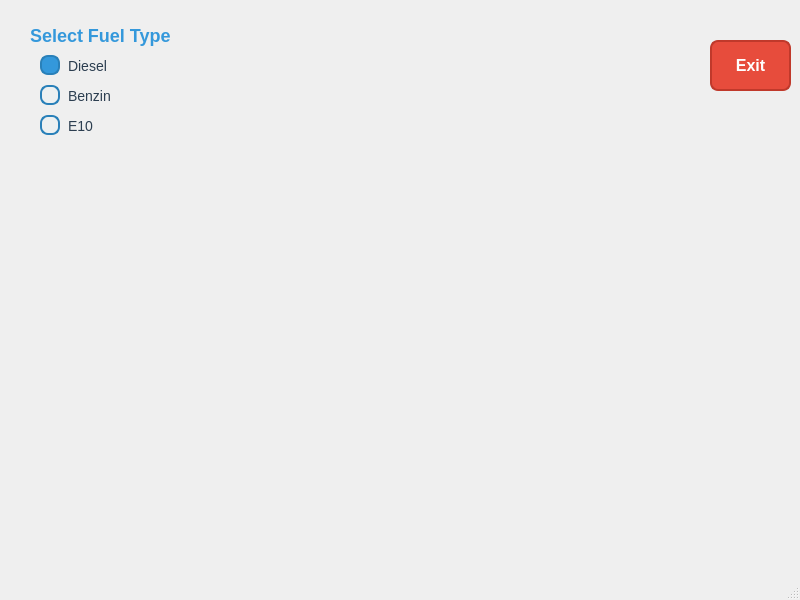
Thrillerninja/ASWE-Projekt, file frontend/ui_templates/main_window.ui: the form before one commit.
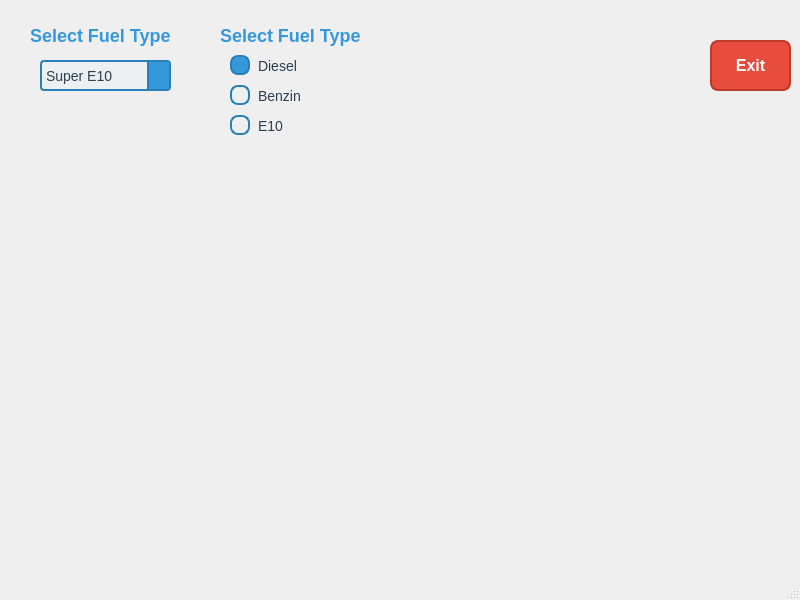
The form after the commit. Icons and pictures are not drawn.

Patch:
```diff
--- a/frontend/ui_templates/main_window.ui
+++ b/frontend/ui_templates/main_window.ui
@@ -72,15 +72,12 @@
      <string>Exit</string>
     </property>
    </widget>
-   <widget class="QRadioButton" name="rb_diesel">
-    <property name="enabled">
-     <bool>true</bool>
-    </property>
+   <widget class="QLabel" name="lb_select_fuel_type">
     <property name="geometry">
      <rect>
-      <x>40</x>
-      <y>50</y>
-      <width>121</width>
+      <x>20</x>
+      <y>20</y>
+      <width>161</width>
       <height>31</height>
      </rect>
     </property>
@@ -88,51 +85,102 @@
      <cursorShape>PointingHandCursor</cursorShape>
     </property>
     <property name="styleSheet">
-     <string notr="true">/* General Radio Button Style */
-QRadioButton {
-    spacing: 8px;                /* Space between the radio button and its label */
-    font-size: 14px;             /* Font size for the label */
-    color: #2c3e50;              /* Label text color */
+     <string notr="true">/* General Label Style */
+QLabel {
+    font-size: 18px;             /* Base font size for regular labels */
+    font-weight: bold;          /* Bold text for emphasis */
+    color: #3498db; ;              /* Dark grey text color */
+    padding: 4px;               /* Padding around the text */
+    border: 1px solid transparent; /* Optional border for spacing */
 }
 
-/* Radio Button Indicator (the circle) */
-QRadioButton::indicator {
-    width: 16px;                 /* Size of the indicator */
-    height: 16px;
-    border-radius: 8px;          /* Makes the indicator perfectly circular */
-    border: 2px solid #2980b9;   /* Blue border for the indicator */
-    background-color: #ecf0f1;   /* Light grey background when unchecked */
+/* Prominent Headline Style */
+QLabel.headline {
+    font-size: 24px;            /* Larger font size for prominent headlines */
+    font-weight: bold;          /* Bold text for emphasis */
+    color: #3498db;             /* Distinct blue color for headlines */
+    padding: 8px;               /* Increased padding for a more spacious look */
+    border: none;               /* No border for a cleaner look */
+    background-color: #f0f8ff;  /* Light blue background to make the headline stand out */
+    border-radius: 4px;         /* Slightly rounded corners for a modern appearance */
+    margin-bottom: 12px;        /* Space below the headline to separate from other elements */
 }
 
-/* Checked State */
-QRadioButton::indicator:checked {
-    background-color: #3498db;   /* Blue background when checked */
-    border: 2px solid #2980b9;   /* Darker blue border when checked */
+/* Subheadline Style */
+QLabel.subheadline {
+    font-size: 18px;            /* Slightly smaller than headlines */
+    font-weight: bold;          /* Bold text for emphasis */
+    color: #2c3e50;             /* Dark grey color for subheadlines */
+    padding: 6px;               /* Padding around the text */
+    border: none;               /* No border for a cleaner look */
+    margin-bottom: 8px;         /* Space below the subheadline */
 }
 
-/* Disabled State */
-QRadioButton::indicator:disabled {
-    background-color: #ecf0f1;   /* Light grey background when disabled */
-    border: 2px solid #95a5a6;   /* Grey border when disabled */
+/* Disabled Label Style */
+QLabel:disabled {
+    color: #7f8c8d;             /* Grey text color for disabled state */
 }
-
-/* Checked and Disabled State */
-QRadioButton::indicator:checked:disabled {
-    background-color: #95a5a6;   /* Darker grey background when checked and disabled */
-    border: 2px solid #7f8c8d;   /* Even darker grey border when checked and disabled */
-}</string>
+</string>
     </property>
     <property name="text">
-     <string>Diesel</string>
+     <string>Select Fuel Type</string>
     </property>
-    <property name="checked">
-     <bool>true</bool>
+   </widget>
+   <widget class="QLabel" name="lb_">
+    <property name="geometry">
+     <rect>
+      <x>210</x>
+      <y>20</y>
+      <width>161</width>
+      <height>31</height>
+     </rect>
     </property>
+    <property name="styleSheet">
+     <string notr="true">/* General Label Style */
+QLabel {
+    font-size: 18px;             /* Base font size for regular labels */
+    font-weight: bold;          /* Bold text for emphasis */
+    color: #3498db; ;              /* Dark grey text color */
+    padding: 4px;               /* Padding around the text */
+    border: 1px solid transparent; /* Optional border for spacing */
+}
+
+/* Prominent Headline Style */
+QLabel.headline {
+    font-size: 24px;            /* Larger font size for prominent headlines */
+    font-weight: bold;          /* Bold text for emphasis */
+    color: #3498db;             /* Distinct blue color for headlines */
+    padding: 8px;               /* Increased padding for a more spacious look */
+    border: none;               /* No border for a cleaner look */
+    background-color: #f0f8ff;  /* Light blue background to make the headline stand out */
+    border-radius: 4px;         /* Slightly rounded corners for a modern appearance */
+    margin-bottom: 12px;        /* Space below the headline to separate from other elements */
+}
+
+/* Subheadline Style */
+QLabel.subheadline {
+    font-size: 18px;            /* Slightly smaller than headlines */
+    font-weight: bold;          /* Bold text for emphasis */
+    color: #2c3e50;             /* Dark grey color for subheadlines */
+    padding: 6px;               /* Padding around the text */
+    border: none;               /* No border for a cleaner look */
+    margin-bottom: 8px;         /* Space below the subheadline */
+}
+
+/* Disabled Label Style */
+QLabel:disabled {
+    color: #7f8c8d;             /* Grey text color for disabled state */
+}
+</string>
+    </property>
+    <property name="text">
+     <string>Select Fuel Type</string>
+    </property>
    </widget>
    <widget class="QRadioButton" name="rb_e10">
     <property name="geometry">
      <rect>
-      <x>40</x>
+      <x>230</x>
       <y>110</y>
       <width>121</width>
       <height>31</height>
@@ -186,7 +234,64 @@
     </property>
     <property name="geometry">
      <rect>
-      <x>40</x>
+      <x>230</x>
+      <y>50</y>
+      <width>121</width>
+      <height>31</height>
+     </rect>
+    </property>
+    <property name="cursor">
+     <cursorShape>PointingHandCursor</cursorShape>
+    </property>
+    <property name="styleSheet">
+     <string notr="true">/* General Radio Button Style */
+QRadioButton {
+    spacing: 8px;                /* Space between the radio button and its label */
+    font-size: 14px;             /* Font size for the label */
+    color: #2c3e50;              /* Label text color */
+}
+
+/* Radio Button Indicator (the circle) */
+QRadioButton::indicator {
+    width: 16px;                 /* Size of the indicator */
+    height: 16px;
+    border-radius: 8px;          /* Makes the indicator perfectly circular */
+    border: 2px solid #2980b9;   /* Blue border for the indicator */
+    background-color: #ecf0f1;   /* Light grey background when unchecked */
+}
+
+/* Checked State */
+QRadioButton::indicator:checked {
+    background-color: #3498db;   /* Blue background when checked */
+    border: 2px solid #2980b9;   /* Darker blue border when checked */
+}
+
+/* Disabled State */
+QRadioButton::indicator:disabled {
+    background-color: #ecf0f1;   /* Light grey background when disabled */
+    border: 2px solid #95a5a6;   /* Grey border when disabled */
+}
+
+/* Checked and Disabled State */
+QRadioButton::indicator:checked:disabled {
+    background-color: #95a5a6;   /* Darker grey background when checked and disabled */
+    border: 2px solid #7f8c8d;   /* Even darker grey border when checked and disabled */
+}</string>
+    </property>
+    <property name="text">
+     <string>Diesel</string>
+    </property>
+    <property name="checked">
+     <bool>true</bool>
+    </property>
+   </widget>
+   <widget class="QRadioButton" name="rb_benzin_2">
+    <property name="enabled">
+     <bool>true</bool>
+    </property>
+    <property name="geometry">
+     <rect>
+      <x>230</x>
       <y>80</y>
       <width>121</width>
       <height>31</height>
@@ -237,56 +342,79 @@
      <bool>false</bool>
     </property>
    </widget>
-   <widget class="QLabel" name="lb_select_fuel_type">
+   <widget class="QComboBox" name="cb_fuel_type">
     <property name="geometry">
      <rect>
-      <x>20</x>
-      <y>20</y>
-      <width>161</width>
+      <x>40</x>
+      <y>60</y>
+      <width>131</width>
       <height>31</height>
      </rect>
     </property>
     <property name="styleSheet">
-     <string notr="true">/* General Label Style */
-QLabel {
-    font-size: 18px;             /* Base font size for regular labels */
-    font-weight: bold;          /* Bold text for emphasis */
-    color: #3498db; ;              /* Dark grey text color */
-    padding: 4px;               /* Padding around the text */
-    border: 1px solid transparent; /* Optional border for spacing */
+     <string notr="true">/* General Combo Box Style */
+QComboBox {
+    font-size: 14px;              /* Font size for the text */
+    color: #2c3e50;               /* Text color */
+    padding: 4px;                 /* Padding inside the combo box */
+    border: 2px solid #2980b9;    /* Blue border for the combo box */
+    border-radius: 4px;           /* Rounded corners for the combo box */
+    background-color: #ecf0f1;    /* Light grey background */
 }
 
-/* Prominent Headline Style */
-QLabel.headline {
-    font-size: 24px;            /* Larger font size for prominent headlines */
-    font-weight: bold;          /* Bold text for emphasis */
-    color: #3498db;             /* Distinct blue color for headlines */
-    padding: 8px;               /* Increased padding for a more spacious look */
-    border: none;               /* No border for a cleaner look */
-    background-color: #f0f8ff;  /* Light blue background to make the headline stand out */
-    border-radius: 4px;         /* Slightly rounded corners for a modern appearance */
-    margin-bottom: 12px;        /* Space below the headline to separate from other elements */
+/* Arrow Indicator (the dropdown arrow) */
+QComboBox::drop-down {
+    width: 20px;                  /* Size of the dropdown arrow area */
+    border-left: 2px solid #2980b9;/* Left border to separate the arrow */
+    background-color: #3498db;    /* Blue background for the dropdown arrow */
 }
 
-/* Subheadline Style */
-QLabel.subheadline {
-    font-size: 18px;            /* Slightly smaller than headlines */
-    font-weight: bold;          /* Bold text for emphasis */
-    color: #2c3e50;             /* Dark grey color for subheadlines */
-    padding: 6px;               /* Padding around the text */
-    border: none;               /* No border for a cleaner look */
-    margin-bottom: 8px;         /* Space below the subheadline */
+QComboBox::down-arrow {
+    image: url(/path/to/your/arrow/icon.png);  /* Custom arrow icon, replace with your own */
+    width: 12px;                /* Size of the arrow */
+    height: 12px;
 }
 
-/* Disabled Label Style */
-QLabel:disabled {
-    color: #7f8c8d;             /* Grey text color for disabled state */
+/* Combo Box when the dropdown is open */
+QComboBox QAbstractItemView {
+    border: 2px solid #2980b9;   /* Blue border around the dropdown list */
+    background-color: #ecf0f1;   /* Light grey background for the dropdown list */
+    selection-background-color: #3498db; /* Blue background for selected items */
+    selection-color: white;      /* White text for selected items */
 }
+
 </string>
     </property>
-    <property name="text">
-     <string>Select Fuel Type</string>
-    </property>
+    <item>
+     <property name="text">
+      <string comment="super_e10">Super E10</string>
+     </property>
+    </item>
+    <item>
+     <property name="text">
+      <string>Super E5</string>
+     </property>
+    </item>
+    <item>
+     <property name="text">
+      <string>Super Plus</string>
+     </property>
+    </item>
+    <item>
+     <property name="text">
+      <string>Diesel</string>
+     </property>
+    </item>
+    <item>
+     <property name="text">
+      <string>LKW Diesel</string>
+     </property>
+    </item>
+    <item>
+     <property name="text">
+      <string>LPG</string>
+     </property>
+    </item>
    </widget>
   </widget>
   <widget class="QMenuBar" name="menubar">
```
Left out of the diff: 7 changed lines with no effect on the pictures.
